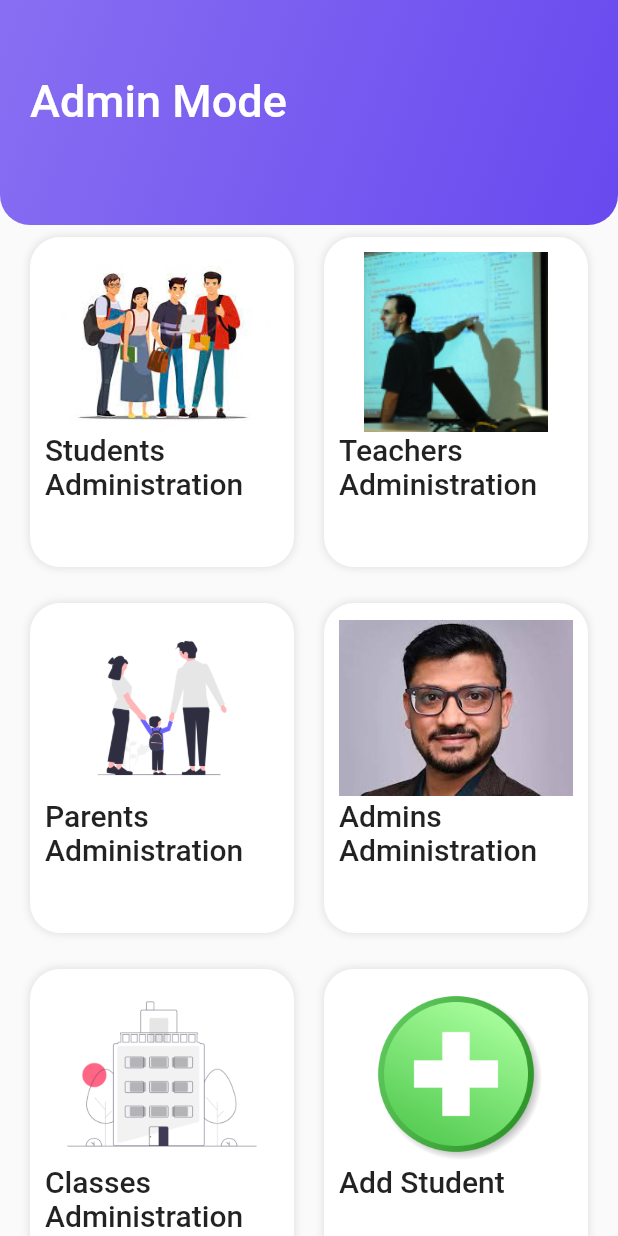
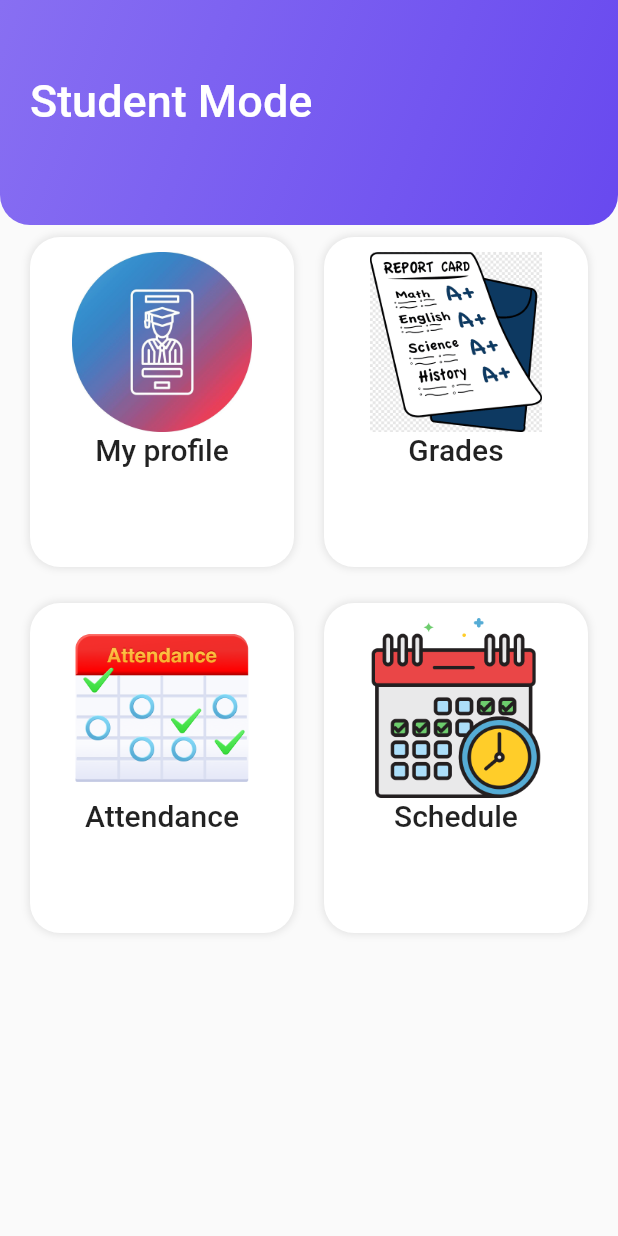
Before and after one commit to Basheer2001/School_Management_System, a Flutter app: the screen it shows after launch, on a phone screen of 412 x 824 dp. Run offline on Flutter 3.47's test engine with Material 2 defaults, Android fonts, the phone set to English and light mode, and no system bars; our stand-ins replace shared_preferences; accounts and stored records are empty.

Commit message:
student screens

```diff
--- a/lib/Attendance/check_attendance/st_list.dart
+++ b/lib/Attendance/check_attendance/st_list.dart
@@ -9,9 +9,9 @@ class StudentsList extends StatelessWidget {
   Widget build(BuildContext context) {
     return ListView(
       children: [
-        StudentsTile(),
-        StudentsTile(),
-        StudentsTile(),
+        StudentsTile(trail:true),
+        StudentsTile(trail:true),
+        StudentsTile(trail:true),
       ],
 
     );
--- a/lib/Attendance/check_attendance/st_tile.dart
+++ b/lib/Attendance/check_attendance/st_tile.dart
@@ -1,12 +1,21 @@
 import 'package:flutter/material.dart';
 
 class StudentsTile extends StatefulWidget {
+   StudentsTile( {this.trail});
+   bool?trail;
+
 
   @override
-  State<StudentsTile> createState() => _StudentsTileState();
+  State<StudentsTile> createState() => _StudentsTileState(
+    w:trail
+  );
 }
 
 class _StudentsTileState extends State<StudentsTile> {
+  _StudentsTileState ( {this.w});
+
+   bool? w ;
+
   bool isChecked = false;
   void checkboxCallback(bool? checkboxState){
     setState(() {
@@ -20,7 +29,7 @@ class _StudentsTileState extends State<StudentsTile> {
       leading: Text('student1',
         //style: TextStyle(decoration: isChecked?TextDecoration.lineThrough:null),
       ),
-      trailing: Taskcheckbox(isChecked,checkboxCallback),
+      trailing: w==true ?Taskcheckbox(isChecked,checkboxCallback):null,
     );
   }
 }
--- a/lib/main.dart
+++ b/lib/main.dart
@@ -6,6 +6,7 @@ import 'package:project_one/providers/admin_provider.dart';
 import 'package:project_one/providers/student_provider.dart';
 import 'package:project_one/ui/admin+owner_screens/student_register.dart';
 import 'package:project_one/ui/admin_screens/main_screen.dart';
+import 'package:project_one/ui/student_screens/main_screen.dart';
 
 import 'package:provider/provider.dart';
 
@@ -70,7 +71,7 @@ class _MyAppState extends State<MyApp> {
           ),
         ),
       ),
-      home:AdminMainScreen(), //StudentRegister(),//AdminMainScreen(),//LoginPage(),
+      home:StudentScreen(),//AdminMainScreen(), //StudentRegister(),//LoginPage(),
 
 
 
--- a/lib/ui/admin+owner_screens/add_students.dart
+++ b/lib/ui/admin+owner_screens/add_students.dart
@@ -1,7 +1,6 @@
 import 'package:flutter/cupertino.dart';
 import 'package:flutter/material.dart';
 import 'package:flutter/services.dart';
-import 'package:project_one/ui/admin+owner_screens/student_register.dart';
 
 import '../../Attendance/check_attendance/st_tile.dart';
 import '../../constants/color.dart';
@@ -114,7 +113,12 @@ class Addstudents extends StatelessWidget{
   }
 
 }
-class ChooseStudent extends StatelessWidget{
+class ChooseStudent extends StatefulWidget{
+  @override
+  State<ChooseStudent> createState() => _ChooseStudentState();
+}
+
+class _ChooseStudentState extends State<ChooseStudent> {
   @override
 
   Widget build(BuildContext context) {
@@ -127,9 +131,9 @@ class ChooseStudent extends StatelessWidget{
           children:[
             ListView(
     children: [
-    StudentsTile(),
-    StudentsTile(),
-    StudentsTile(),
+    StudentsTile( trail: true),
+    StudentsTile(trail: true),
+    StudentsTile(trail: true),
     ],
       ),
 
--- /dev/null
+++ b/lib/ui/student_screens/main_screen.dart
@@ -0,0 +1,263 @@
+// ignore_for_file: prefer_const_constructors, prefer_const_literals_to_create_immutables
+
+import 'package:flutter/material.dart';
+import 'package:flutter/services.dart';
+import 'package:project_one/constants/category.dart';
+import 'package:project_one/constants/size.dart';
+import 'package:project_one/ui/admin+owner_screens/add_students.dart';
+
+import 'package:project_one/ui/admin_screens/select_year_for_class_administration.dart';
+import 'package:project_one/ui/admin_screens/select_year_for_students_administration.dart';
+
+import 'package:project_one/ui/category_card.dart';
+import 'package:project_one/ui/student_screens/profile.dart';
+
+class StudentScreen extends StatefulWidget {
+  const StudentScreen({super.key});
+
+  @override
+  State<StudentScreen> createState() => _StudentScreenState();
+}
+
+class _StudentScreenState extends State<StudentScreen> {
+  @override
+  Widget build(BuildContext context) {
+    return AnnotatedRegion(
+      value: SystemUiOverlayStyle.light,
+      child: Scaffold(
+        body: Column(
+          children: [
+            appBar(context),
+            body(context),
+          ],
+        ),
+      ),
+    );
+  }
+}
+
+@override
+Widget appBar(BuildContext context) {
+  return Container(
+    padding: EdgeInsets.only(top: 50, left: 20, right: 20),
+    height: 150,
+    width: double.infinity,
+    decoration: BoxDecoration(
+      borderRadius: BorderRadius.only(
+        bottomLeft: Radius.circular(20),
+        bottomRight: Radius.circular(20),
+      ),
+      gradient: LinearGradient(
+        colors: [
+          Color(0xff886ff2),
+          Color(0xff6849ef),
+        ],
+        begin: Alignment.topLeft,
+        end: Alignment.bottomRight,
+      ),
+    ),
+    child: Column(
+      children: [
+        Row(
+          mainAxisAlignment: MainAxisAlignment.spaceBetween,
+          crossAxisAlignment: CrossAxisAlignment.start,
+          children: [
+            Text(
+              'Student Mode',
+              style: Theme.of(context).textTheme.titleLarge,
+            ),
+          ],
+        )
+      ],
+    ),
+  );
+}
+
+Widget body(BuildContext context) {
+  return Expanded(
+    child: GridView.count(
+      shrinkWrap: true,
+      //itemCount: categoryList.length,
+      padding: EdgeInsets.symmetric(
+        horizontal: 20,
+        vertical: 8,
+      ),
+      childAspectRatio: 0.8,
+      crossAxisCount: 2,
+      crossAxisSpacing: 20,
+      mainAxisSpacing: 24,
+      children: [
+        GestureDetector(
+          onTap: () {
+            Navigator.push(
+              context,
+              MaterialPageRoute(
+                  builder: (context) => Profile()),
+            );
+          },
+          child: Container(
+            padding: EdgeInsets.all(10),
+            decoration: BoxDecoration(
+              color: Colors.white,
+              borderRadius: BorderRadius.circular(20),
+              boxShadow: [
+                BoxShadow(
+                    color: Colors.black.withOpacity(0.1),
+                    blurRadius: 4.0,
+                    spreadRadius: 0.05),
+              ],
+            ),
+            child: Column(
+              crossAxisAlignment: CrossAxisAlignment.start,
+              children: [
+                Align(
+                  alignment: Alignment.center,
+                  child: Image.asset(
+                    'images/profile.png',
+                    height: 120,
+                    fit: BoxFit.contain,
+                  ),
+                ),
+                Align(
+                  alignment: Alignment.center,
+                  child: Text(
+                    'My profile',
+                    style: Theme.of(context).textTheme.bodyLarge,
+                  ),
+                ),
+
+              ],
+            ),
+          ),
+        ),
+        GestureDetector(
+          onTap: () {
+            Navigator.push(
+              context,
+              MaterialPageRoute(
+                  builder: (context) => SelectYearForSchoolAdministration()),
+            );
+          },
+          child: Container(
+            padding: EdgeInsets.all(10),
+            decoration: BoxDecoration(
+              color: Colors.white,
+              borderRadius: BorderRadius.circular(20),
+              boxShadow: [
+                BoxShadow(
+                    color: Colors.black.withOpacity(0.1),
+                    blurRadius: 4.0,
+                    spreadRadius: 0.05),
+              ],
+            ),
+            child: Column(
+              crossAxisAlignment: CrossAxisAlignment.start,
+              children: [
+                Align(
+                  alignment: Alignment.center,
+                  child: Image.asset(
+                    'images/grades.png',
+                    height: 120,
+                    fit: BoxFit.contain,
+                  ),
+                ),Align(
+                  alignment: Alignment.center,
+                  child: Text(
+                    'Grades',
+                    style: Theme.of(context).textTheme.bodyLarge,
+                  )
+                ),
+
+
+              ],
+            ),
+          ),
+        ),
+
+        GestureDetector(
+          onTap: () {
+
+            Navigator.push(
+              context,
+              MaterialPageRoute(
+                  builder: (context) => Profile()),
+            );
+          },
+          child: Container(
+            padding: EdgeInsets.all(10),
+            decoration: BoxDecoration(
+              color: Colors.white,
+              borderRadius: BorderRadius.circular(20),
+              boxShadow: [
+                BoxShadow(
+                    color: Colors.black.withOpacity(0.1),
+                    blurRadius: 4.0,
+                    spreadRadius: 0.05),
+              ],
+            ),
+            child: Column(
+              crossAxisAlignment: CrossAxisAlignment.start,
+              children: [
+                Align(
+                  alignment: Alignment.center,
+                  child: Image.asset(
+                    'images/attendance.png',
+                    height: 120,
+                  ),
+                ), Align(
+                  alignment: Alignment.center,
+                  child: Text(
+                    'Attendance',
+                    style: Theme.of(context).textTheme.bodyLarge,
+                  ),
+                ),
+
+
+              ],
+            ),
+          ),
+        ),
+        GestureDetector(
+          onTap: () {},
+          child: Container(
+            padding: EdgeInsets.all(10),
+            decoration: BoxDecoration(
+              color: Colors.white,
+              borderRadius: BorderRadius.circular(20),
+              boxShadow: [
+                BoxShadow(
+                    color: Colors.black.withOpacity(0.1),
+                    blurRadius: 4.0,
+                    spreadRadius: 0.05),
+              ],
+            ),
+            child: Column(
+              crossAxisAlignment: CrossAxisAlignment.start,
+              children: [
+                Align(
+                  alignment: Alignment.center,
+               // child:Icon(Icons.schedule,size: 100,),
+                  child: Image.asset(
+                    'images/schedule.png',
+                    height: 120,
+                    fit: BoxFit.contain,
+                  ),
+                 ),Align(
+                  alignment: Alignment.center,
+               // child:Icon(Icons.schedule,size: 100,),
+                  child: Text(
+                    'Schedule',
+                    style: Theme.of(context).textTheme.bodyLarge,
+                  ),
+                 ),
+
+
+              ],
+            ),
+          ),
+        ),
+
+      ],
+    ),
+  );
+}
--- /dev/null
+++ b/lib/ui/student_screens/profile.dart
@@ -0,0 +1,39 @@
+import 'package:flutter/material.dart';
+
+class Profile extends StatelessWidget{
+  @override
+  Widget build(BuildContext context) {
+    return Scaffold(
+
+        appBar: AppBar(
+        backgroundColor: Colors.white,
+    ),
+    body: Container(
+      child: Center(
+        child: ListView(
+          children: [
+            CircleAvatar(
+                child: Image.asset('images/profile.png'),
+
+              radius: 80.0,
+            ),
+            Container(
+              color: Colors.amber,
+              child: Text('data',style: TextStyle(
+                backgroundColor: Colors.lightBlueAccent
+              ),),
+            ),
+            Text('data'),
+            Text('data'),
+            Text('data'),
+            Container(
+                child: Text('data'),
+              color: Colors.lightBlueAccent,
+            ),
+          ],
+        ),
+      ),
+    )
+    );
+    }
+}
```
Also changed, not shown: images/attendance.png (added), images/grades.png (added), images/profile.png (added), images/schedule.png (added).
